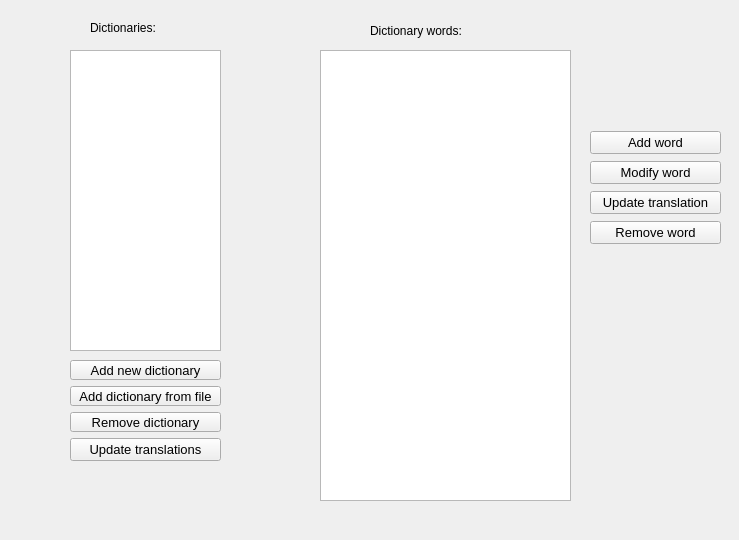
Above: src/gui/src/view/DictionariesTab.ui from cieslarmichal/glossary before the change. Below: the same form after it.
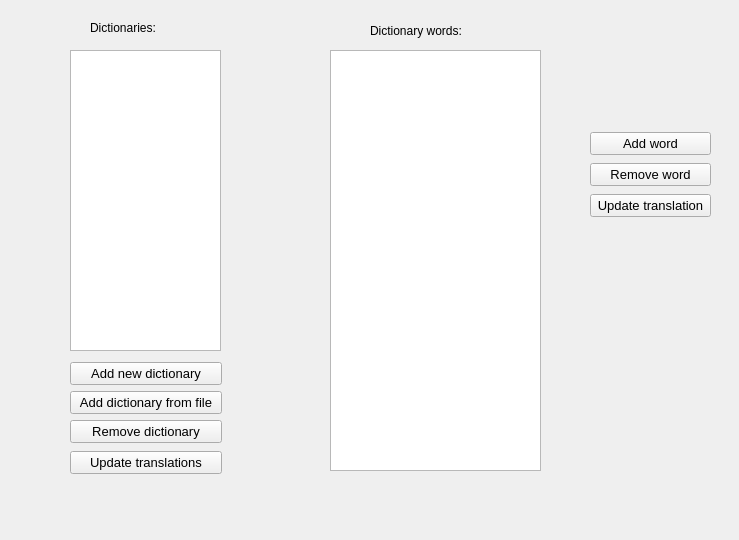
That is the form after the change.

Commit message: add DictionariesTab functionalites

```diff
--- a/src/gui/src/view/DictionariesTab.ui
+++ b/src/gui/src/view/DictionariesTab.ui
@@ -54,8 +54,8 @@
     <rect>
      <x>590</x>
      <y>130</y>
-     <width>131</width>
-     <height>116</height>
+     <width>121</width>
+     <height>91</height>
     </rect>
    </property>
    <layout class="QVBoxLayout" name="verticalLayout">
@@ -71,30 +71,6 @@
       </property>
      </widget>
     </item>
-    <item>
-     <widget class="QPushButton" name="buttonModifyWord">
-      <property name="font">
-       <font>
-        <pointsize>10</pointsize>
-       </font>
-      </property>
-      <property name="text">
-       <string>Modify word</string>
-      </property>
-     </widget>
-    </item>
-    <item>
-     <widget class="QPushButton" name="buttonUpdateTranslation">
-      <property name="font">
-       <font>
-        <pointsize>10</pointsize>
-       </font>
-      </property>
-      <property name="text">
-       <string>Update translation</string>
-      </property>
-     </widget>
-    </item>
     <item>
      <widget class="QPushButton" name="buttonRemoveWord">
       <property name="font">
@@ -107,6 +83,18 @@
       </property>
      </widget>
     </item>
+    <item>
+     <widget class="QPushButton" name="buttonUpdateTranslation">
+      <property name="font">
+       <font>
+        <pointsize>10</pointsize>
+       </font>
+      </property>
+      <property name="text">
+       <string>Update translation</string>
+      </property>
+     </widget>
+    </item>
    </layout>
   </widget>
   <widget class="QWidget" name="layoutWidget">
@@ -114,8 +102,8 @@
     <rect>
      <x>70</x>
      <y>360</y>
-     <width>151</width>
-     <height>101</height>
+     <width>152</width>
+     <height>118</height>
     </rect>
    </property>
    <layout class="QVBoxLayout" name="verticalLayout_3">
@@ -173,13 +161,13 @@
     </item>
    </layout>
   </widget>
-  <widget class="QTableView" name="tableOfDictionaryWords">
+  <widget class="QListView" name="listOfDictionaryWords">
    <property name="geometry">
     <rect>
-     <x>320</x>
+     <x>330</x>
      <y>50</y>
-     <width>251</width>
-     <height>451</height>
+     <width>211</width>
+     <height>421</height>
     </rect>
    </property>
   </widget>
```
Left out of the diff: 6 changed lines with no effect on the pictures. The commit also changes 27 other files.
